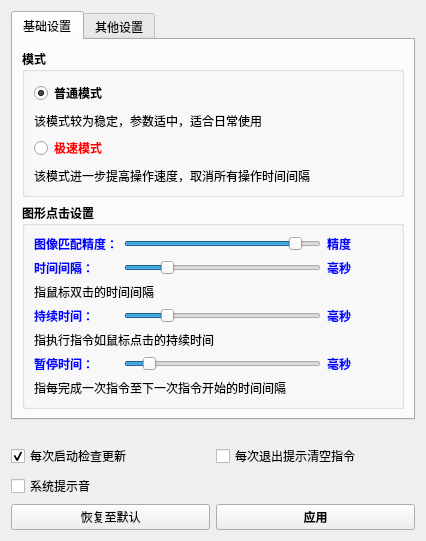
Above: 窗体/setting.ui from FsterThanLight/automatic_clicker_2 before the change. Below: the same form after it.
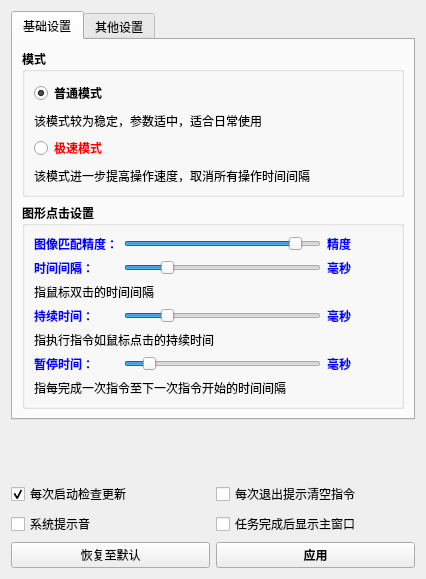
That is the form after the change. Icons and pictures are not drawn.

Commit message: 2024年02月22日 00:06:53 变量窗口

Patch:
```diff
--- a/窗体/setting.ui
+++ b/窗体/setting.ui
@@ -7,7 +7,7 @@
     <x>0</x>
     <y>0</y>
     <width>426</width>
-    <height>541</height>
+    <height>579</height>
    </rect>
   </property>
   <property name="font">
@@ -1021,6 +1021,13 @@
        </property>
       </widget>
      </item>
+     <item row="1" column="1">
+      <widget class="QCheckBox" name="checkBox_4">
+       <property name="text">
+        <string>任务完成后显示主窗口</string>
+       </property>
+      </widget>
+     </item>
     </layout>
    </item>
   </layout>
```
The commit also changes 14 other files.
